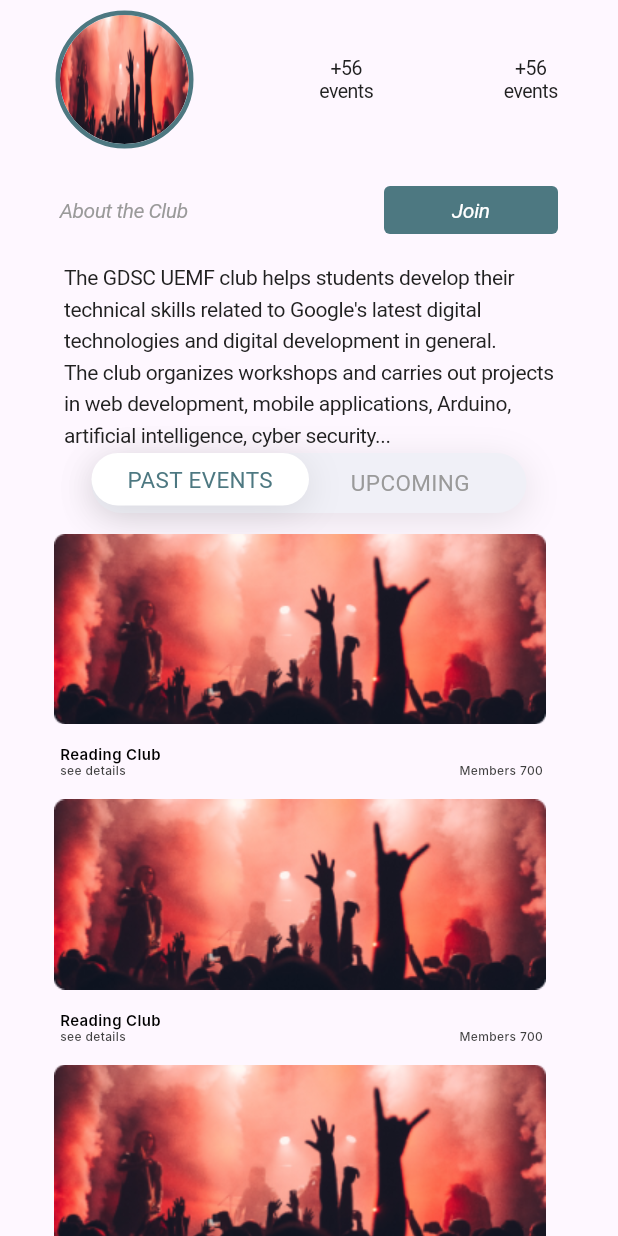
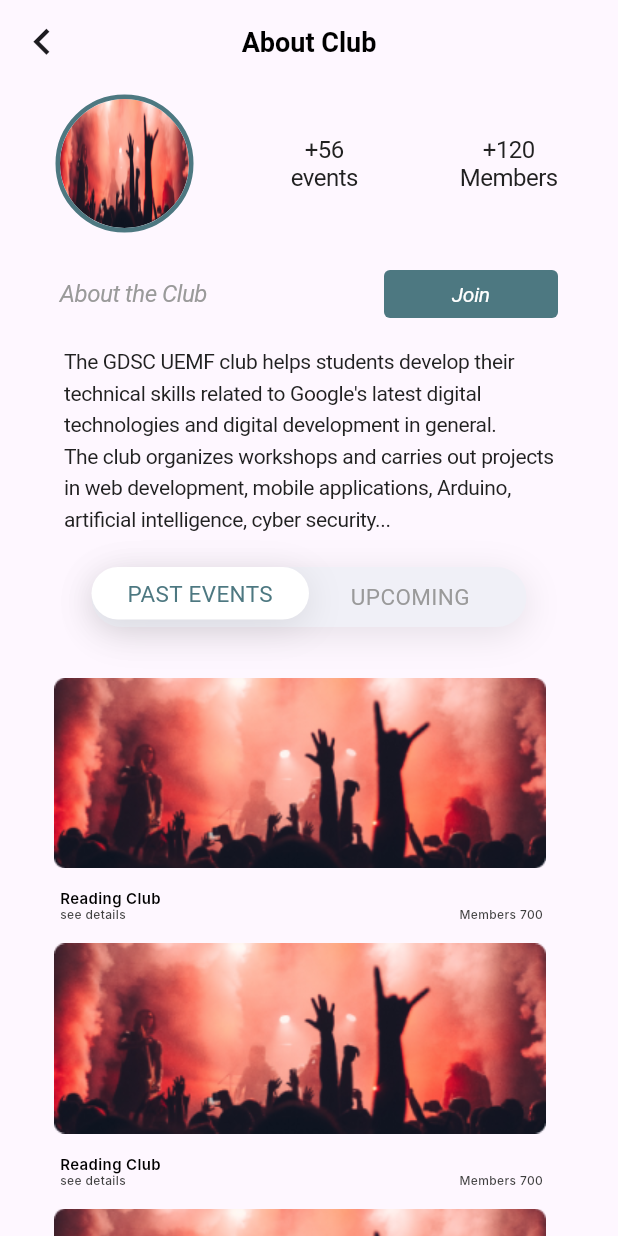
Before and after one commit to oussbad/Final-Project-flutter-, a Flutter app: the aboutClub screen opened directly, on a phone screen of 412 x 824 dp. Run offline on Flutter 3.47's test engine with Material 3 defaults, Android fonts, the light colour scheme and no system bars; our stand-ins replace image_picker; Roboto replaces fonts that are missing (ABeeZee, Airbnb Cereal App, Inter).

Commit message:
reference version

```diff
--- a/lib/Home.dart
+++ b/lib/Home.dart
@@ -17,8 +17,8 @@ class _HomeState extends State<Home> {
         child: Column(
           children: [
             Container(
-              margin: EdgeInsets.only(top: 30.0),
-              width: 400,
+              margin: EdgeInsets.only(top: 25.0),
+              width: 390,
               height: 173.60,
               padding: EdgeInsets.symmetric(horizontal: 10, vertical: 30),
               decoration: BoxDecoration(
--- a/lib/aboutClub.dart
+++ b/lib/aboutClub.dart
@@ -12,10 +12,31 @@ class aboutClub extends StatefulWidget {
 }
 
 class _aboutClubState extends State<aboutClub> {
+  bool isMember = true;
   @override
   Widget build(BuildContext context) {
     return Scaffold(
-      body: Stack(
+      appBar: AppBar(
+        centerTitle: true,
+        title: Text(
+          'About Club',
+          textAlign: TextAlign.center,
+          style: TextStyle(
+            color: Colors.black,
+            fontSize: 18,
+            fontFamily: 'Poppins',
+            fontWeight: FontWeight.w600,
+            height: 0.06,
+          ),
+        ),
+        leading: IconButton(
+          icon: Icon(Icons.keyboard_arrow_left, size: 35),
+          onPressed: () {
+            Navigator.pop(context);
+          },
+        ),
+      ),
+      body: SingleChildScrollView (child: Stack(
         children: [
           Column(
             children: [
@@ -49,7 +70,7 @@ class _aboutClubState extends State<aboutClub> {
                           textAlign: TextAlign.center,
                           style: TextStyle(
                             color: Color(0xFF212121),
-                            fontSize: 13,
+                            fontSize: 16,
                             fontFamily: 'ABeeZee',
                             fontWeight: FontWeight.w400,
                             height: 0,
@@ -61,7 +82,7 @@ class _aboutClubState extends State<aboutClub> {
                           textAlign: TextAlign.center,
                           style: TextStyle(
                             color: Color(0xFF212121),
-                            fontSize: 13,
+                            fontSize: 16,
                             fontFamily: 'ABeeZee',
                             fontWeight: FontWeight.w400,
                             height: 0,
@@ -73,11 +94,11 @@ class _aboutClubState extends State<aboutClub> {
                     Column(
                       children: [
                         Text(
-                          '+56',
+                          '+120',
                           textAlign: TextAlign.center,
                           style: TextStyle(
                             color: Color(0xFF212121),
-                            fontSize: 13,
+                            fontSize: 16,
                             fontFamily: 'ABeeZee',
                             fontWeight: FontWeight.w400,
                             height: 0,
@@ -85,11 +106,11 @@ class _aboutClubState extends State<aboutClub> {
                           ),
                         ),
                         Text(
-                          'events',
+                          'Members',
                           textAlign: TextAlign.center,
                           style: TextStyle(
                             color: Color(0xFF212121),
-                            fontSize: 13,
+                            fontSize: 16,
                             fontFamily: 'ABeeZee',
                             fontWeight: FontWeight.w400,
                             height: 0,
@@ -111,7 +132,7 @@ class _aboutClubState extends State<aboutClub> {
                       'About the Club',
                       style: TextStyle(
                         color: Color(0xFF9A9A9A),
-                        fontSize: 14,
+                        fontSize: 16,
                         fontStyle: FontStyle.italic,
                         fontFamily: 'ABeeZee',
                         fontWeight: FontWeight.w400,
@@ -121,7 +142,10 @@ class _aboutClubState extends State<aboutClub> {
                     ),
                     TextButton(
                       onPressed: () {
-                        _showBlurDialog(context);
+                        _showBlurDialog(context,isMember);
+                        setState(() {
+                          isMember = !isMember;
+                          });
                       },
                       style: TextButton.styleFrom(
                         backgroundColor: Color(0xFF4D7881),
@@ -132,7 +156,7 @@ class _aboutClubState extends State<aboutClub> {
                         ),
                       ),
                       child: Text(
-                        'Join',
+                        isMember ? 'Join' : 'Leave',
                         textAlign: TextAlign.center,
                         style: TextStyle(
                           color: Colors.white,
@@ -167,7 +191,9 @@ artificial intelligence, cyber security...''',
                   ),
                 ),
               ),
+              SizedBox(height: 20,),
               CustomSwitchButton(),
+              SizedBox(height: 20,),
               SizedBox(
                 height: 500,
                 child: SingleChildScrollView(
@@ -182,16 +208,19 @@ artificial intelligence, cyber security...''',
                   ),
                 ),
               ),
+              SizedBox(height: 20,)
             ],
           ),
         ],
       ),
+          ),
+
     );
   }
 
 
 
-  Future<void> _showBlurDialog(BuildContext context) {
+  Future<void> _showBlurDialog(BuildContext context ,bool isMember) {
     return showDialog<void>(
         context: context,
         builder: (BuildContext context) {
@@ -236,7 +265,7 @@ artificial intelligence, cyber security...''',
                     ),
                     SizedBox(height: 20),
                     Text(
-                    'You are now A MEMBER',
+                      isMember ? 'You are now A MEMBER' : 'You Left the club',
                       textAlign: TextAlign.center,
                       style: TextStyle(
                         color: Color(0xFF616161),
--- a/lib/main.dart
+++ b/lib/main.dart
@@ -27,8 +27,7 @@ class MyApp extends StatelessWidget {
   Widget build(BuildContext context) {
     return MaterialApp(
         debugShowCheckedModeBanner: false,
-        home: EventDetailsPage()
-      // ProfilePage(
+        home:  StartUp()// ProfilePage(
       // profileImagePath: 'images/marwan.png',
       // profileName: 'Marouane AIT HAMMOU',
       //  profileEmail: 'marwan@example.com',
@@ -36,6 +35,6 @@ class MyApp extends StatelessWidget {
       // bioText: 'Lorem ipsum dolor sit amet, consectetur adipiscing elit , trhf  sjiiseu f dhusuf echsig cjvgh s uchcdih vdfnjkvx .',
       // memberImagePath: 'images/itech.png',
       //)
-          );
+    );
   }
 }
```
Also changed, not shown: lib/startUpScreen.dart (+11 -7 lines), lib/EditProfile.dart (indentation only). Lines whose indentation alone changed are shown as unchanged.
